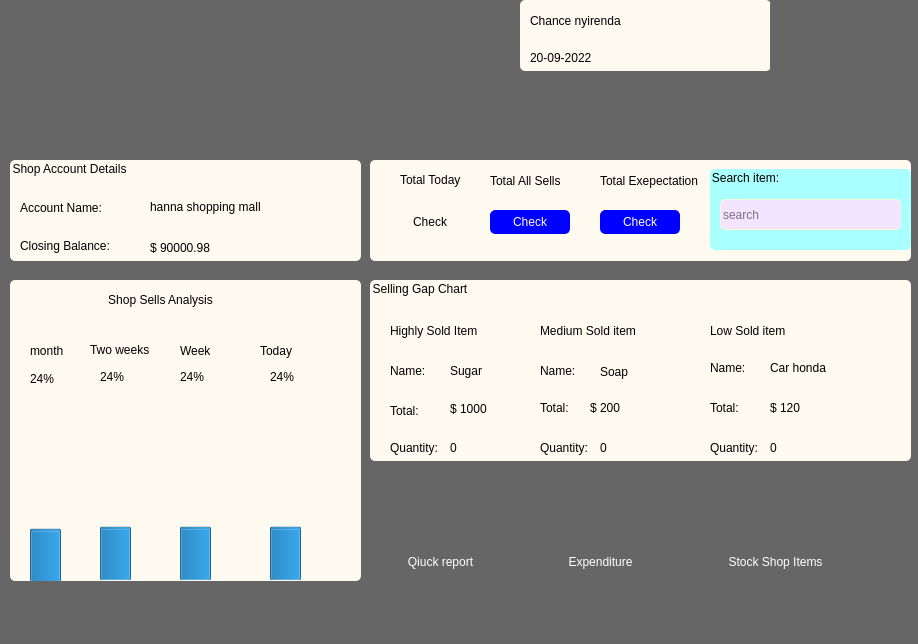
First picture: the form in Accountant/accountant.ui, repository CHANCENY/shop, before the edit.
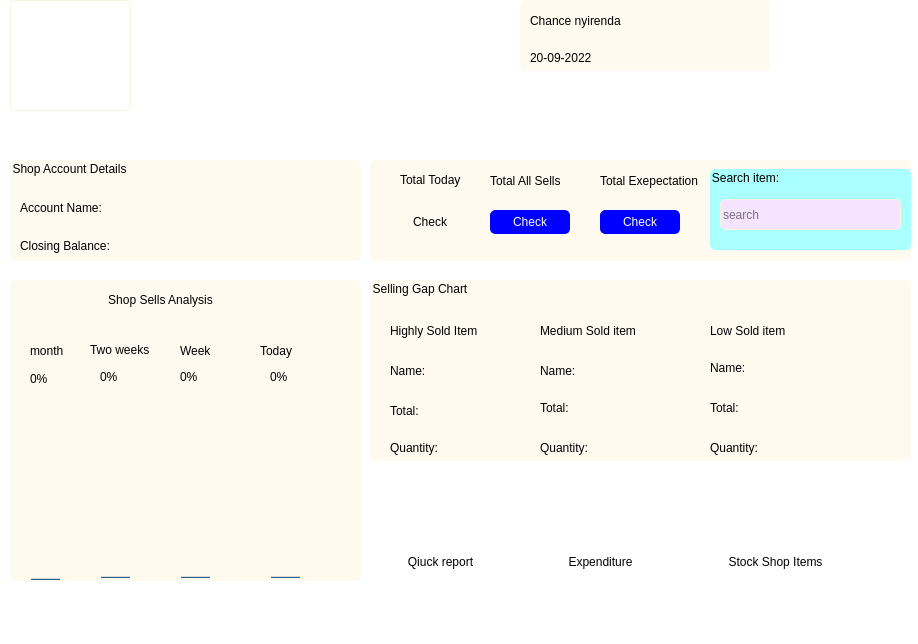
Second picture: the form after the edit. Icons and pictures are not drawn.

Diff of the .ui file:
```diff
--- a/Accountant/accountant.ui
+++ b/Accountant/accountant.ui
@@ -14,8 +14,8 @@
    <string>shopk</string>
   </property>
   <property name="styleSheet">
-   <string notr="true">color:white;
-background-color: rgb(102, 102, 102);
+   <string notr="true">color:black;
+background-color: white;
 border-radius:5px;
 font: 12pt &quot;Arial&quot;;</string>
   </property>
@@ -108,6 +108,9 @@
       <height>111</height>
      </rect>
     </property>
+    <property name="styleSheet">
+     <string notr="true">border:1px solid  beige;</string>
+    </property>
     <property name="text">
      <string/>
     </property>
@@ -174,7 +177,7 @@
       </rect>
      </property>
      <property name="text">
-      <string>hanna shopping mall</string>
+      <string/>
      </property>
     </widget>
     <widget class="QLabel" name="balancelabel">
@@ -187,7 +190,7 @@
       </rect>
      </property>
      <property name="text">
-      <string>$ 90000.98</string>
+      <string/>
      </property>
     </widget>
    </widget>
@@ -234,7 +237,7 @@
       </rect>
      </property>
      <property name="value">
-      <number>24</number>
+      <number>0</number>
      </property>
      <property name="orientation">
       <enum>Qt::Vertical</enum>
@@ -263,7 +266,7 @@
       </rect>
      </property>
      <property name="value">
-      <number>24</number>
+      <number>0</number>
      </property>
      <property name="orientation">
       <enum>Qt::Vertical</enum>
@@ -292,7 +295,7 @@
       </rect>
      </property>
      <property name="value">
-      <number>24</number>
+      <number>0</number>
      </property>
      <property name="orientation">
       <enum>Qt::Vertical</enum>
@@ -321,7 +324,7 @@
       </rect>
      </property>
      <property name="value">
-      <number>24</number>
+      <number>0</number>
      </property>
      <property name="orientation">
       <enum>Qt::Vertical</enum>
@@ -557,7 +560,7 @@
       </rect>
      </property>
      <property name="text">
-      <string>Sugar</string>
+      <string/>
      </property>
     </widget>
     <widget class="QLabel" name="label_18">
@@ -583,7 +586,7 @@
       </rect>
      </property>
      <property name="text">
-      <string>$ 1000</string>
+      <string/>
      </property>
     </widget>
     <widget class="QLabel" name="label_20">
@@ -622,7 +625,7 @@
       </rect>
      </property>
      <property name="text">
-      <string>Soap</string>
+      <string/>
      </property>
     </widget>
     <widget class="QLabel" name="label_23">
@@ -648,7 +651,7 @@
       </rect>
      </property>
      <property name="text">
-      <string>$ 200</string>
+      <string/>
      </property>
     </widget>
     <widget class="QLabel" name="label_25">
@@ -687,7 +690,7 @@
       </rect>
      </property>
      <property name="text">
-      <string>Car honda</string>
+      <string/>
      </property>
     </widget>
     <widget class="QLabel" name="label_28">
@@ -713,7 +716,7 @@
       </rect>
      </property>
      <property name="text">
-      <string>$ 120</string>
+      <string/>
      </property>
     </widget>
     <widget class="QLabel" name="label">
@@ -739,7 +742,7 @@
       </rect>
      </property>
      <property name="text">
-      <string>0</string>
+      <string/>
      </property>
     </widget>
     <widget class="QLabel" name="label_6">
@@ -765,7 +768,7 @@
       </rect>
      </property>
      <property name="text">
-      <string>0</string>
+      <string/>
      </property>
     </widget>
     <widget class="QLabel" name="label_31">
@@ -791,7 +794,7 @@
       </rect>
      </property>
      <property name="text">
-      <string>0</string>
+      <string/>
      </property>
     </widget>
    </widget>
```
